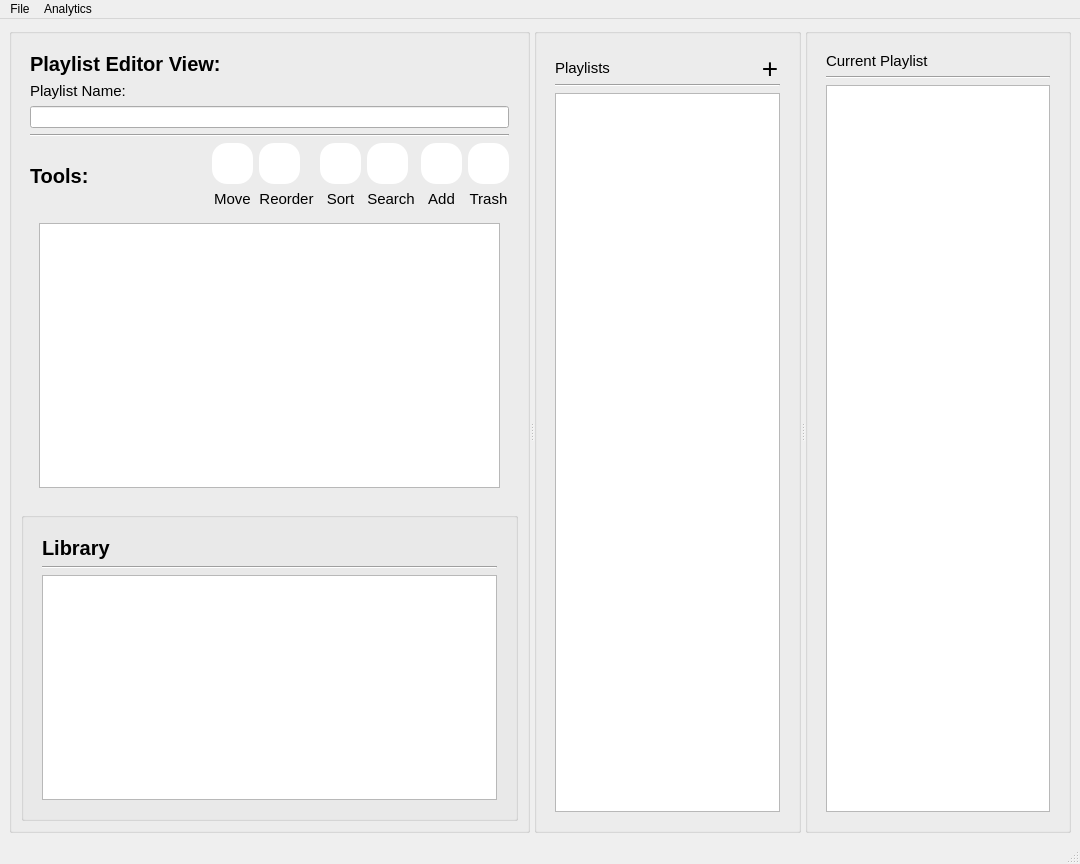
Above: src/mainwindow.ui from waveplough/MusicPlaylistManager before the change. Below: the same form after it.
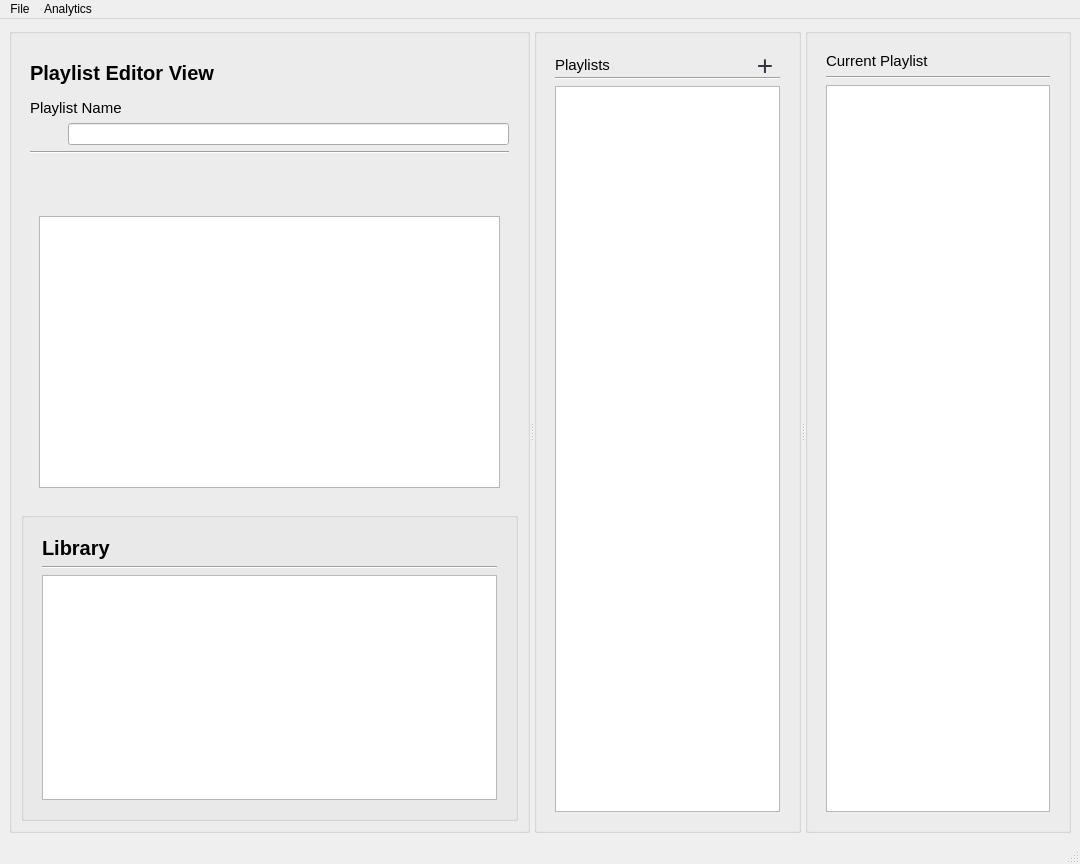
That is the form after the change. The open tabs and pages were chosen to show the change. Icons and pictures are not drawn.

Commit message: added a ton of quality of life UI changes

```diff
--- a/src/mainwindow.ui
+++ b/src/mainwindow.ui
@@ -20,7 +20,7 @@
    <string>MainWindow</string>
   </property>
   <widget class="QWidget" name="centralwidget">
-   <layout class="QHBoxLayout" name="horizontalLayout_4">
+   <layout class="QVBoxLayout" name="verticalLayout_5">
     <item>
      <widget class="QSplitter" name="mainSplitter">
       <property name="sizePolicy">
@@ -702,8 +702,6 @@
           <widget class="QWidget" name="editPlaylistPage">
            <layout class="QVBoxLayout" name="verticalLayout_7">
             <item>
-             <layout class="QVBoxLayout" name="pEditorLabelVLayout">
-              <item>
                <layout class="QHBoxLayout" name="PlaylistEditorTitleLayout">
                 <item>
                  <widget class="QLabel" name="playlistEditorViewLabel">
@@ -716,7 +714,7 @@
                    </font>
                   </property>
                   <property name="text">
-                   <string>Playlist Editor View:</string>
+                 <string>Playlist Editor View</string>
                   </property>
                  </widget>
                 </item>
@@ -737,12 +735,29 @@
                  <widget class="QPushButton" name="exitPlaylistEditor">
                   <property name="minimumSize">
                    <size>
-                    <width>20</width>
-                    <height>20</height>
+                  <width>41</width>
+                  <height>41</height>
                    </size>
                   </property>
                   <property name="styleSheet">
-                   <string notr="true">QPushButton {
+                 <string notr="true">QPushButton
+{
+border:none;
+border-radius:15px;
+background-color:rgb(255,255,255);
+color:rgb(52,51,64);
+min-width:41px;
+max-width:41px;
+min-height:41px;
+max-height:41px;
+padding:0px;
+}
+QPushButton:Hover
+{
+background-color:rgb(140,140,140);
+}
+
+QPushButton {
     border: none;
     background-color: transparent;
     padding: 0px;
@@ -762,12 +777,29 @@
                  <widget class="QPushButton" name="savePlaylistChanges">
                   <property name="minimumSize">
                    <size>
-                    <width>20</width>
-                    <height>20</height>
+                  <width>41</width>
+                  <height>41</height>
                    </size>
                   </property>
                   <property name="styleSheet">
-                   <string notr="true">QPushButton {
+                 <string notr="true">QPushButton
+{
+border:none;
+border-radius:15px;
+background-color:rgb(255,255,255);
+color:rgb(52,51,64);
+min-width:41px;
+max-width:41px;
+min-height:41px;
+max-height:41px;
+padding:0px;
+}
+QPushButton:Hover
+{
+background-color:rgb(140,140,140);
+}
+
+QPushButton {
     border: none;
     background-color: transparent;
     padding: 0px;
@@ -792,10 +824,6 @@
                </layout>
               </item>
               <item>
-               <layout class="QHBoxLayout" name="NameAndGenreHLayout">
-                <item>
-                 <layout class="QVBoxLayout" name="PlaylistNameVLayout">
-                  <item>
                    <widget class="QLabel" name="playlistNameLabel">
                     <property name="font">
                      <font>
@@ -804,7 +832,34 @@
                      </font>
                     </property>
                     <property name="text">
-                     <string>Playlist Name:</string>
+               <string>Playlist Name</string>
+              </property>
+             </widget>
+            </item>
+            <item>
+             <layout class="QHBoxLayout" name="horizontalLayout_2">
+              <item>
+               <widget class="QPushButton" name="searchSymbol">
+                <property name="minimumSize">
+                 <size>
+                  <width>20</width>
+                  <height>20</height>
+                 </size>
+                </property>
+                <property name="styleSheet">
+                 <string notr="true">QPushButton {
+    border: none;
+    background-color: transparent;
+    padding: 0px;
+    outline: none;
+}
+</string>
+                </property>
+                <property name="text">
+                 <string/>
+                </property>
+                <property name="icon">
+                 <iconset theme="QIcon::ThemeIcon::EditFind"/>
                     </property>
                    </widget>
                   </item>
@@ -813,8 +868,6 @@
                   </item>
                  </layout>
                 </item>
-               </layout>
-              </item>
               <item>
                <widget class="Line" name="labelSeperator">
                 <property name="orientation">
@@ -822,22 +875,50 @@
                 </property>
                </widget>
               </item>
-             </layout>
-            </item>
             <item>
-             <layout class="QHBoxLayout" name="toolsBoxLayout">
+             <layout class="QHBoxLayout" name="horizontalLayout_4">
               <item>
-               <widget class="QLabel" name="toolsLabel">
-                <property name="font">
-                 <font>
-                  <family>Segoe UI</family>
-                  <pointsize>15</pointsize>
-                  <bold>true</bold>
-                  <underline>false</underline>
-                 </font>
+               <widget class="QPushButton" name="moveButton_2">
+                <property name="toolTip">
+                 <string>Move</string>
+                </property>
+                <property name="styleSheet">
+                 <string notr="true">QPushButton
+{
+border:none;
+border-radius:15px;
+background-color:rgb(255,255,255);
+color:rgb(52,51,64);
+min-width:41px;
+max-width:41px;
+min-height:41px;
+max-height:41px;
+padding:0px;
+}
+QPushButton:Hover
+{
+background-color:rgb(140,140,140);
+}
+
+QPushButton {
+    border: none;
+    background-color: transparent;
+    padding: 0px;
+    outline: none;
+}
+</string>
                 </property>
                 <property name="text">
-                 <string>Tools:</string>
+                 <string/>
+                </property>
+                <property name="icon">
+                 <iconset theme="QIcon::ThemeIcon::AudioCard"/>
+                </property>
+                <property name="iconSize">
+                 <size>
+                  <width>20</width>
+                  <height>20</height>
+                 </size>
                 </property>
                </widget>
               </item>
@@ -874,7 +955,15 @@
 QPushButton:Hover
 {
 background-color:rgb(140,140,140);
-}</string>
+}
+
+QPushButton {
+    border: none;
+    background-color: transparent;
+    padding: 0px;
+    outline: none;
+}
+</string>
                   </property>
                   <property name="text">
                    <string/>
@@ -890,73 +979,52 @@
                   </property>
                  </widget>
                 </item>
-                <item>
-                 <widget class="QLabel" name="moveLabel">
-                  <property name="font">
-                   <font>
-                    <family>Arial</family>
-                    <pointsize>11</pointsize>
-                   </font>
-                  </property>
-                  <property name="text">
-                   <string>Move</string>
-                  </property>
-                  <property name="alignment">
-                   <set>Qt::AlignmentFlag::AlignCenter</set>
-                  </property>
-                 </widget>
-                </item>
                </layout>
               </item>
               <item>
                <layout class="QVBoxLayout" name="verticalLayout5">
                 <item>
                  <widget class="QPushButton" name="reorderButton">
-                  <property name="styleSheet">
-                   <string notr="true">QPushButton
-{
-border:none;
-border-radius:15px;
-background-color:rgb(255,255,255);
-color:rgb(52,51,64);
-min-width:41px;
-max-width:41px;
-min-height:41px;
-max-height:41px;
-padding:0px;
-}
-QPushButton:Hover
-{
-background-color:rgb(140,140,140);
-}</string>
-                  </property>
-                  <property name="text">
-                   <string/>
-                  </property>
-                  <property name="icon">
-                   <iconset theme="QIcon::ThemeIcon::MediaPlaylistShuffle"/>
-                  </property>
-                  <property name="iconSize">
-                   <size>
-                    <width>20</width>
-                    <height>20</height>
-                   </size>
-                  </property>
-                 </widget>
-                </item>
-                <item>
-                 <widget class="QLabel" name="reorderLabel">
-                  <property name="font">
-                   <font>
-                    <family>Arial</family>
-                    <pointsize>11</pointsize>
-                   </font>
-                  </property>
-                  <property name="text">
+                  <property name="toolTip">
                    <string>Reorder</string>
                   </property>
-                  <property name="alignment">
-                   <set>Qt::AlignmentFlag::AlignCenter</set>
+                  <property name="styleSheet">
+                   <string notr="true">QPushButton
+{
+border:none;
+border-radius:15px;
+background-color:rgb(255,255,255);
+color:rgb(52,51,64);
+min-width:41px;
+max-width:41px;
+min-height:41px;
+max-height:41px;
+padding:0px;
+}
+QPushButton:Hover
+{
+background-color:rgb(140,140,140);
+}
+
+QPushButton {
+    border: none;
+    background-color: transparent;
+    padding: 0px;
+    outline: none;
+}
+</string>
+                  </property>
+                  <property name="text">
+                   <string/>
+                  </property>
+                  <property name="icon">
+                   <iconset theme="QIcon::ThemeIcon::MediaPlaylistShuffle"/>
+                  </property>
+                  <property name="iconSize">
+                   <size>
+                    <width>20</width>
+                    <height>20</height>
+                   </size>
                   </property>
                  </widget>
                 </item>
@@ -966,60 +1034,9 @@
                <layout class="QVBoxLayout" name="verticalLayout6">
                 <item>
                  <widget class="QPushButton" name="sortButton">
-                  <property name="styleSheet">
-                   <string notr="true">QPushButton
-{
-border:none;
-border-radius:15px;
-background-color:rgb(255,255,255);
-color:rgb(52,51,64);
-min-width:41px;
-max-width:41px;
-min-height:41px;
-max-height:41px;
-padding:0px;
-}
-QPushButton:Hover
-{
-background-color:rgb(140,140,140);
-}</string>
-                  </property>
-                  <property name="text">
-                   <string/>
-                  </property>
-                  <property name="icon">
-                   <iconset theme="QIcon::ThemeIcon::FormatTextStrikethrough"/>
-                  </property>
-                  <property name="iconSize">
-                   <size>
-                    <width>20</width>
-                    <height>20</height>
-                   </size>
-                  </property>
-                 </widget>
-                </item>
-                <item>
-                 <widget class="QLabel" name="sortLabel">
-                  <property name="font">
-                   <font>
-                    <family>Arial</family>
-                    <pointsize>11</pointsize>
-                   </font>
-                  </property>
-                  <property name="text">
+                  <property name="toolTip">
                    <string>Sort</string>
                   </property>
-                  <property name="alignment">
-                   <set>Qt::AlignmentFlag::AlignCenter</set>
-                  </property>
-                 </widget>
-                </item>
-               </layout>
-              </item>
-              <item>
-               <layout class="QVBoxLayout" name="verticalLayout7">
-                <item>
-                 <widget class="QPushButton" name="searchButton">
                   <property name="styleSheet">
                    <string notr="true">QPushButton
 {
@@ -1036,7 +1053,15 @@
 QPushButton:Hover
 {
 background-color:rgb(140,140,140);
-}</string>
+}
+
+QPushButton {
+    border: none;
+    background-color: transparent;
+    padding: 0px;
+    outline: none;
+}
+</string>
                   </property>
                   <property name="text">
                    <string/>
@@ -1052,73 +1077,52 @@
                   </property>
                  </widget>
                 </item>
-                <item>
-                 <widget class="QLabel" name="searchLabel">
-                  <property name="font">
-                   <font>
-                    <family>Arial</family>
-                    <pointsize>11</pointsize>
-                   </font>
-                  </property>
-                  <property name="text">
-                   <string>Search</string>
-                  </property>
-                  <property name="alignment">
-                   <set>Qt::AlignmentFlag::AlignCenter</set>
-                  </property>
-                 </widget>
-                </item>
                </layout>
               </item>
               <item>
                <layout class="QVBoxLayout" name="verticalLayout8">
                 <item>
                  <widget class="QPushButton" name="addButton">
-                  <property name="styleSheet">
-                   <string notr="true">QPushButton
-{
-border:none;
-border-radius:15px;
-background-color:rgb(255,255,255);
-color:rgb(52,51,64);
-min-width:41px;
-max-width:41px;
-min-height:41px;
-max-height:41px;
-padding:0px;
-}
-QPushButton:Hover
-{
-background-color:rgb(140,140,140);
-}</string>
-                  </property>
-                  <property name="text">
-                   <string/>
-                  </property>
-                  <property name="icon">
-                   <iconset theme="QIcon::ThemeIcon::ListAdd"/>
-                  </property>
-                  <property name="iconSize">
-                   <size>
-                    <width>20</width>
-                    <height>20</height>
-                   </size>
-                  </property>
-                 </widget>
-                </item>
-                <item>
-                 <widget class="QLabel" name="addLabel">
-                  <property name="font">
-                   <font>
-                    <family>Arial</family>
-                    <pointsize>11</pointsize>
-                   </font>
-                  </property>
-                  <property name="text">
+                  <property name="toolTip">
                    <string>Add</string>
                   </property>
-                  <property name="alignment">
-                   <set>Qt::AlignmentFlag::AlignCenter</set>
+                  <property name="styleSheet">
+                   <string notr="true">QPushButton
+{
+border:none;
+border-radius:15px;
+background-color:rgb(255,255,255);
+color:rgb(52,51,64);
+min-width:41px;
+max-width:41px;
+min-height:41px;
+max-height:41px;
+padding:0px;
+}
+QPushButton:Hover
+{
+background-color:rgb(140,140,140);
+}
+
+QPushButton {
+    border: none;
+    background-color: transparent;
+    padding: 0px;
+    outline: none;
+}
+</string>
+                  </property>
+                  <property name="text">
+                   <string/>
+                  </property>
+                  <property name="icon">
+                   <iconset theme="QIcon::ThemeIcon::ListAdd"/>
+                  </property>
+                  <property name="iconSize">
+                   <size>
+                    <width>20</width>
+                    <height>20</height>
+                   </size>
                   </property>
                  </widget>
                 </item>
@@ -1144,7 +1148,15 @@
 QPushButton:Hover
 {
 background-color:rgb(140,140,140);
-}</string>
+}
+
+QPushButton {
+    border: none;
+    background-color: transparent;
+    padding: 0px;
+    outline: none;
+}
+</string>
                   </property>
                   <property name="text">
                    <string/>
@@ -1160,22 +1172,6 @@
                   </property>
                  </widget>
                 </item>
-                <item>
-                 <widget class="QLabel" name="trashLabel">
-                  <property name="font">
-                   <font>
-                    <family>Arial</family>
-                    <pointsize>11</pointsize>
-                   </font>
-                  </property>
-                  <property name="text">
-                   <string>Trash</string>
-                  </property>
-                  <property name="alignment">
-                   <set>Qt::AlignmentFlag::AlignCenter</set>
-                  </property>
-                 </widget>
-                </item>
                </layout>
               </item>
              </layout>
@@ -1449,8 +1445,8 @@
                 <widget class="QPushButton" name="addPlaylistButton">
                  <property name="minimumSize">
                   <size>
-                   <width>20</width>
-                   <height>20</height>
+                   <width>30</width>
+                   <height>25</height>
                   </size>
                  </property>
                  <property name="font">
@@ -1459,7 +1455,23 @@
                   </font>
                  </property>
                  <property name="styleSheet">
-                  <string notr="true">QPushButton {
+                  <string notr="true">QPushButton
+{
+border:none;
+border-radius:15px;
+background-color:rgb(255,255,255);
+color:rgb(52,51,64);
+min-width:30px;
+max-width:30px;
+min-height:25px;
+max-height:25px;
+padding:0px;
+}
+QPushButton:hover {
+    background-color: rgb(215, 215, 215);
+}
+
+QPushButton {
     border: none;
     background-color: transparent;
     padding: 0px;
```
Left out of the diff: 84 changed lines with no effect on the pictures. Lines whose indentation alone changed are shown as unchanged. The commit also changes 3 other files.
